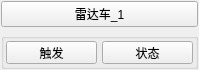
Before: the Qt Designer form ShaGang/view/ControlForm.ui in Leroy888/ShaGang, drawn with Qt 5.
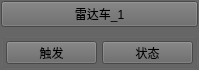
After: the same form once the commit is applied. Icons and pictures are not drawn.

Patch:
```diff
--- a/ShaGang/view/ControlForm.ui
+++ b/ShaGang/view/ControlForm.ui
@@ -25,6 +25,9 @@
   <property name="windowTitle">
    <string>Form</string>
   </property>
+  <property name="styleSheet">
+   <string notr="true">background-color: rgb(102, 102, 102);</string>
+  </property>
   <layout class="QVBoxLayout" name="verticalLayout">
    <property name="leftMargin">
     <number>1</number>
@@ -40,6 +43,9 @@
    </property>
    <item>
     <widget class="QPushButton" name="btnShow">
+     <property name="styleSheet">
+      <string notr="true">background-color: rgb(102, 102, 102);</string>
+     </property>
      <property name="text">
       <string>雷达车_1</string>
      </property>
```
Left out of the diff: 2 changed lines with no effect on the pictures.
